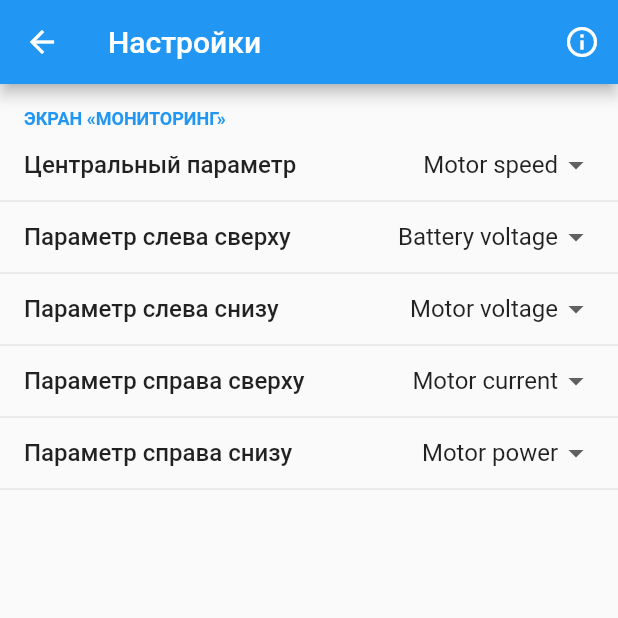
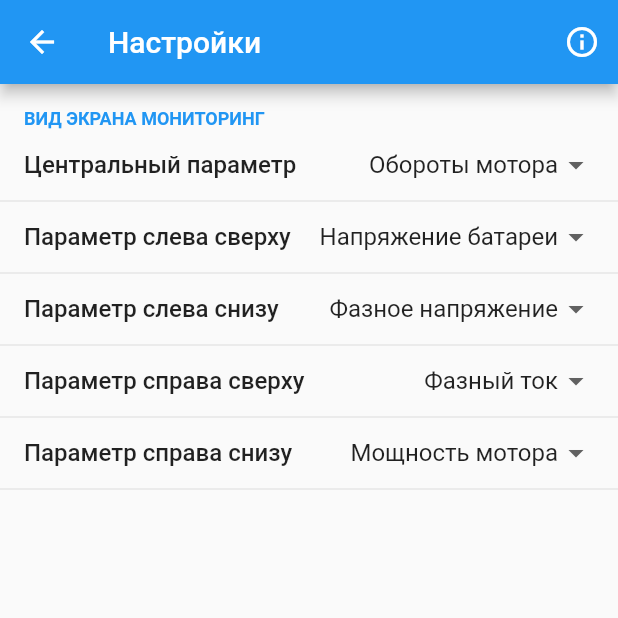
Before and after one commit to AleshaFeka/flutter_controller, a Flutter app: the screen it shows after launch, after a tap on the "settings" icon, on a phone screen of 412 x 824 dp, the top half of it. Run offline on Flutter 3.47's test engine with Material 2 defaults, Android fonts, the phone set to English and light mode, and no system bars; drawn by our look-alikes of flutter_settings_screens; our stand-ins replace flutter_bluetooth_serial, google_fonts, package_info; statements that could not run were skipped.

Commit message:
MonitorTabBloc added. MonitorSettings added.

```diff
--- /dev/null
+++ b/lib/bloc/MonitorTabBloc.dart
@@ -0,0 +1,55 @@
+import 'dart:async';
+import 'dart:typed_data';
+
+import 'package:flutter_controller/core/LiveData.dart';
+import 'package:flutter_controller/model/MonitorSettings.dart';
+
+enum MonitorTabCommand { READ }
+
+class MonitorTabBloc {
+  static final rawBytesStub = <int>[
+//      0, 0, //screenNum, cmd
+    113, 29, // [0] udc 0x1D71 Little-endian = 75,37
+    8, 0, // [1] Uz 0x0008 Little-endian = 8.00
+    0, 0, // [2] Iamp 0x0000 Little-endian = 0
+    10, 0, // [3] Speed 0x0000 Little-endian = 0
+    0, 0, // [4] Pel 0x0000 Little-endian = 0
+    7, 0, // [5] Tfet 0x0007 Little-endian = 7
+    167, 2, // [6] Active_Flux 0x02A7 Little-endian = 0,0679
+    143, 10, // [7] Brake 0x0A8F Little-endian = 2,703
+    254, 201, // [8] Teta_shift 0x0000 Little-endian = 0
+    0, 0, // [9] Tmot 0x0000 Little-endian = 0
+    7, 0, // [10] Hall_cnt 0x0007 Little-endian = 7
+    6, 3, // [11] Trottle_Act 0x0306 Little-endian = 0,774
+    3, 128, // [12] statuc_word 0x8003 Little-endian
+    0, 0, // [13] alg_mode 0x0000
+//      114, 2 // crc
+  ];
+  LiveData liveDataStub = LiveData.fromBytes(Uint8List.fromList(rawBytesStub));
+
+  MonitorTabSettingsData _settings;
+
+  StreamController<MonitorTabSettingsData> _monitorSettingsStreamController = StreamController<MonitorTabSettingsData>.broadcast();
+  Stream<MonitorTabSettingsData> get monitorSettingsStream => _monitorSettingsStreamController.stream;
+
+  StreamController<MonitorTabCommand> _monitorSettingsCommandStreamController = StreamController<MonitorTabCommand>.broadcast();
+  StreamSink<MonitorTabCommand> get monitorSettingsCommandStream => _monitorSettingsCommandStreamController.sink;
+
+  MonitorTabBloc() {
+    _monitorSettingsCommandStreamController.stream.listen(_handleCommand);
+  }
+
+  void _handleCommand(MonitorTabCommand command) {
+    switch (command) {
+      case MonitorTabCommand.READ :
+      _settings = MonitorTabSettingsData.build(liveDataStub, MonitorTabSettings.load());
+      _monitorSettingsStreamController.sink.add(_settings);
+      break;
+    }
+  }
+
+  void dispose() {
+    _monitorSettingsStreamController.close();
+    _monitorSettingsCommandStreamController.close();
+  }
+}
--- a/lib/bloc/MotorTabBloc.dart
+++ b/lib/bloc/MotorTabBloc.dart
@@ -2,14 +2,17 @@ import 'dart:async';
 
 import 'package:flutter_controller/interactor/BluetoothInteractor.dart';
 import 'package:flutter_controller/model/MotorSettings.dart';
+import 'package:flutter_controller/model/Parameter.dart';
 
 enum MotorSettingsCommand { READ, WRITE, SAVE }
 
+/*
 class MotorParameter {
   String name;
   String value;
   MotorParameter(this.name, this. value);
 }
+*/
 
 class MotorTabBloc {
   MotorSettings _motorSettings;
@@ -21,16 +24,16 @@ class MotorTabBloc {
   StreamController<MotorSettingsCommand> _motorSettingsCommandStreamController = StreamController<MotorSettingsCommand>.broadcast();
   StreamSink<MotorSettingsCommand> get motorSettingsCommandStream => _motorSettingsCommandStreamController.sink;
 
-  StreamController<MotorParameter> _motorSettingsDataStreamController
-    = StreamController<MotorParameter>.broadcast(sync: true); //Sync to avoid async between changing parameters and writing to controller
-  StreamSink<MotorParameter> get motorSettingsDataStream => _motorSettingsDataStreamController.sink;
+  StreamController<Parameter> _motorSettingsDataStreamController
+    = StreamController<Parameter>.broadcast(sync: true); //Sync to avoid async between changing parameters and writing to controller
+  StreamSink<Parameter> get motorSettingsDataStream => _motorSettingsDataStreamController.sink;
 
   MotorTabBloc(this._bluetoothInteractor) {
     _motorSettingsCommandStreamController.stream.listen(_handleCommand);
     _motorSettingsDataStreamController.stream.listen(_handleSettingsData);
   }
 
-  void _handleSettingsData(MotorParameter motorParameter) {
+  void _handleSettingsData(Parameter motorParameter) {
     switch (motorParameter.name) {
       case "motorPolePairs" :
         _motorSettings.motorPolePairs = int.parse(motorParameter.value);
--- a/lib/core/LiveData.dart
+++ b/lib/core/LiveData.dart
@@ -17,6 +17,7 @@ import 'dart:typed_data';
 //  float Trottle_Act;// RAW voltage of Gas Lever
 //} Live_st;
 
+/*
 final ParamNames = <int, String>{
   1: 'Battery voltage',
   2: 'Motor voltage',
@@ -33,6 +34,7 @@ final ParamNames = <int, String>{
   13: 'Halls position',
   14: 'Throttle voltage',
 };
+*/
 
 class LiveData {
   final double udc; // Actual DC voltage (V)
--- a/lib/di/Provider.dart
+++ b/lib/di/Provider.dart
@@ -1,6 +1,7 @@
 import 'dart:convert';
 
 import 'package:flutter/material.dart';
+import 'package:flutter_controller/bloc/MonitorTabBloc.dart';
 import 'package:flutter_controller/bloc/MotorTabBloc.dart';
 import 'package:flutter_controller/interactor/BluetoothInteractor.dart';
 import 'package:flutter_controller/interactor/ResourceInteractor.dart';
@@ -13,11 +14,13 @@ class Provider extends InheritedWidget {
   BluetoothInteractor bluetoothInteractor;
   ResourceInteractor resourceInteractor;
   MotorTabBloc motorTabBloc;
+  MonitorTabBloc monitorTabBloc;
 
   Map get localizedStrings => resourceInteractor.localizedStrings;
 
   Provider(this.resourceInteractor, this.bluetoothInteractor, {Key key, Widget child})
       : super(key: key, child: child) {
+    monitorTabBloc = MonitorTabBloc();
     motorTabBloc = MotorTabBloc(bluetoothInteractor);
   }
 
--- /dev/null
+++ b/lib/model/MonitorSettings.dart
@@ -0,0 +1,41 @@
+import 'package:flutter_controller/core/LiveData.dart';
+import 'package:flutter_controller/model/Parameter.dart';
+import 'package:flutter_settings_screens/flutter_settings_screens.dart';
+
+class MonitorTabSettings {
+  static const centerTopParameter = "centerTopParameter";
+  static const leftTopParameter = "leftTopParameter";
+  static const leftBottomParameter = "leftBottomParameter";
+  static const rightTopParameter = "rightTopParameter";
+  static const rightBottomParameter = "rightBottomParameter";
+
+  int centerParam;
+  int leftTop;
+  int leftBottom;
+  int rightTop;
+  int rightBottom;
+
+  MonitorTabSettings.load() {
+    this.centerParam = Settings.getValue<int>(centerTopParameter, 1);
+    this.leftTop = Settings.getValue<int>(leftTopParameter, 2);
+    this.leftBottom = Settings.getValue<int>(leftBottomParameter, 3);
+    this.rightTop = Settings.getValue<int>(rightTopParameter, 4);
+    this.rightBottom = Settings.getValue<int>(rightBottomParameter, 5);
+  }
+}
+
+class MonitorTabSettingsData {
+  String centerParam;
+  String leftTop;
+  String leftBottom;
+  String rightTop;
+  String rightBottom;
+
+  MonitorTabSettingsData.build(LiveData liveData, MonitorTabSettings values) {
+    centerParam = liveData.getParameter(values.centerParam);
+    leftTop = liveData.getParameter(values.leftTop);
+    leftBottom = liveData.getParameter(values.leftBottom);
+    rightTop = liveData.getParameter(values.rightTop);
+    rightBottom = liveData.getParameter(values.rightBottom);
+  }
+}
--- /dev/null
+++ b/lib/model/Parameter.dart
@@ -0,0 +1,5 @@
+class Parameter {
+  String name;
+  String value;
+  Parameter(this.name, this. value);
+}
--- a/lib/screen/MainPage.dart
+++ b/lib/screen/MainPage.dart
@@ -2,6 +2,7 @@ import 'dart:convert';
 
 import 'package:flutter/material.dart';
 import 'package:flutter_controller/di/Provider.dart';
+import 'package:flutter_controller/screen/ConnectPage.dart';
 import 'package:flutter_controller/screen/TabsPage.dart';
 
 class MainPage extends StatefulWidget {
@@ -19,5 +20,6 @@ class _MainPage extends State<MainPage> {
   @override
   void dispose() {
     Provider.of(context).motorTabBloc.dispose();
+    Provider.of(context).monitorTabBloc.dispose();
   }
 }
--- a/lib/screen/SettingsPage.dart
+++ b/lib/screen/SettingsPage.dart
@@ -1,8 +1,7 @@
 import 'package:flutter/material.dart';
 import 'package:flutter_controller/di/Provider.dart';
+import 'package:flutter_controller/model/MonitorSettings.dart';
 import 'package:flutter_settings_screens/flutter_settings_screens.dart';
-
-import '../core/LiveData.dart';
 
 class SettingsPage extends StatefulWidget {
   const SettingsPage();
@@ -18,13 +17,18 @@ class _SettingsPage extends State<SettingsPage> {
   static const _leftBottomParameter = "leftBottomParameter";
   static const _rightTopParameter = "rightTopParameter";
   static const _rightBottomParameter = "rightBottomParameter";
+  static const _monitorScreenView = "monitorScreenView";
+  static const _monitorSettingsParameters = "monitorSettingsParameters";
 
   Map _localizedStrings;
+  Map<int, String> _paramNames;
 
   @override
   void didChangeDependencies() {
     super.didChangeDependencies();
     _localizedStrings = Provider.of(context).localizedStrings;
+    _paramNames = (_localizedStrings[_monitorSettingsParameters] as Map)
+        .map((key, value) => MapEntry(int.parse(key), value));
   }
 
   @override
@@ -43,51 +47,38 @@ class _SettingsPage extends State<SettingsPage> {
         ),
         body: ListView(
           children: <Widget>[
-            SettingsGroup(title: "Экран «Мониторинг»", children: <Widget>[
+            SettingsGroup(
+                title: _localizedStrings[_monitorScreenView],
+                children: <Widget>[
                   DropDownSettingsTile<int>(
                     title: _localizedStrings[_centerParameter],
-                settingKey: 'setting-monitor-param1',
-                values: ParamNames,
+                    settingKey: MonitorTabSettings.centerTopParameter,
+                    values: _paramNames,
                     selected: 4,
-                onChange: (value) {
-                  debugPrint('setting-monitor-param1: $value');
-                },
                   ),
                   DropDownSettingsTile<int>(
                     title: _localizedStrings[_leftTopParameter],
-                settingKey: 'setting-monitor-param2',
-                values: ParamNames,
+                    settingKey: MonitorTabSettings.leftTopParameter,
+                    values: _paramNames,
                     selected: 1,
-                onChange: (value) {
-                  debugPrint('setting-monitor-param2: $value');
-                },
                   ),
                   DropDownSettingsTile<int>(
                     title: _localizedStrings[_leftBottomParameter],
-                settingKey: 'setting-monitor-param3',
-                values: ParamNames,
+                    settingKey: MonitorTabSettings.leftBottomParameter,
+                    values: _paramNames,
                     selected: 2,
-                onChange: (value) {
-                  debugPrint('setting-monitor-param3: $value');
-                },
                   ),
                   DropDownSettingsTile<int>(
                     title: _localizedStrings[_rightTopParameter],
-                settingKey: 'setting-monitor-param4',
-                values: ParamNames,
+                    settingKey: MonitorTabSettings.rightTopParameter,
+                    values: _paramNames,
                     selected: 3,
-                onChange: (value) {
-                  debugPrint('setting-monitor-param4: $value');
-                },
                   ),
                   DropDownSettingsTile<int>(
                     title: _localizedStrings[_rightBottomParameter],
-                settingKey: 'setting-monitor-param5',
-                values: ParamNames,
+                    settingKey: MonitorTabSettings.rightBottomParameter,
+                    values: _paramNames,
                     selected: 5,
-                onChange: (value) {
-                  debugPrint('setting-monitor-param5: $value');
-                },
                   ),
                 ]),
           ],
--- a/lib/screen/TabsPage.dart
+++ b/lib/screen/TabsPage.dart
@@ -3,15 +3,25 @@ import 'package:flutter/gestures.dart';
 import 'package:flutter/material.dart';
 import 'package:flutter_bluetooth_serial/flutter_bluetooth_serial.dart';
 import 'package:flutter_controller/di/Provider.dart';
+import 'package:flutter_controller/model/MonitorSettings.dart';
 import 'package:flutter_controller/widget/tab/MonitorTab.dart';
 import 'package:flutter_controller/widget/tab/MotorTab.dart';
-import 'package:flutter_settings_screens/flutter_settings_screens.dart';
 import 'package:url_launcher/url_launcher.dart';
 
 import 'SettingsPage.dart';
 import '../common.dart';
 import '../core/Packet.dart';
 
+class TabsPage extends StatefulWidget {
+  final BluetoothDevice server;
+
+  const TabsPage({this.server});
+
+  @override
+  _TabsPage createState() => new _TabsPage();
+}
+
+class _TabsPage extends State<TabsPage> {
   final tabIcons = <int, IconData>{
     1: Icons.computer,
     2: Icons.adjust,
@@ -23,18 +33,8 @@ final tabIcons = <int, IconData>{
     8: Icons.short_text,
   };
 
-class TabsPage extends StatefulWidget {
-  final BluetoothDevice server;
-
-  const TabsPage({this.server});
-
-  @override
-  _TabsPage createState() => new _TabsPage();
-}
-
-class _TabsPage extends State<TabsPage> {
   Map<int, String> tabNames;
-  Map _localizedStrings;
+  Map<String, dynamic> _localizedStrings;
 
   BluetoothConnection connection;
   bool isConnecting = true;
@@ -49,13 +49,14 @@ class _TabsPage extends State<TabsPage> {
   int byteCnt = 0; // received bytes counter
   Uint8List inBuffer = Uint8List(0);
 
-  AppSettings settings = AppSettings.load();
+//  MonitorSettings settings = MonitorSettings.load();
 
   @override
   void didChangeDependencies() {
     super.didChangeDependencies();
     _localizedStrings = Provider.of(context).localizedStrings;
-    tabNames = (_localizedStrings['tabNames'] as Map).map((key, value) => MapEntry(int.parse(key), value.toString()));
+    tabNames = (_localizedStrings['tabNames'] as Map)
+        .map((key, value) => MapEntry(int.parse(key), value.toString()));
     print(tabNames);
   }
 
@@ -98,18 +99,6 @@ class _TabsPage extends State<TabsPage> {
       print('Cannot connect, exception occured');
       print(error);
     });
-  }
-
-  @override
-  void dispose() {
-    // Avoid memory leak (`setState` after dispose) and disconnect
-    if (isConnected) {
-      isDisconnecting = true;
-      connection.dispose();
-      connection = null;
-    }
-
-    super.dispose();
   }
 
   void _onDataReceived(Uint8List data) {
@@ -165,24 +154,53 @@ class _TabsPage extends State<TabsPage> {
 
   @override
   Widget build(BuildContext context) {
-    final handleSettingsTap = () async {
-      await Navigator.of(context).push(
-          MaterialPageRoute(builder: (BuildContext context) => SettingsPage()));
-      setState(() {
-        settings = AppSettings.load();
-      });
-    };
-
-    const TextStyle linkStyle = const TextStyle(
-      color: Colors.blue,
-      decoration: TextDecoration.underline,
-    );
-
     return Scaffold(
       appBar: AppBar(
         leading: PopupMenuButton<int>(
-          onSelected: _select,
+          onSelected: _handleTabSelectClick,
           itemBuilder: (BuildContext context) {
+            return _buildMenuItems();
+          },
+        ),
+        title: Text(tabNames[_selectedChoice]),
+        actions: <Widget>[
+          // action button
+          IconButton(
+            icon: Icon(Icons.info_outline),
+            onPressed: () {
+              _handleInfoClick(context);
+            },
+          ),
+          // action button
+          IconButton(
+            icon: Icon(Icons.settings),
+            onPressed: _handleSettingsClick,
+          ),
+        ],
+      ),
+      body: Container(
+        child: (int num) {
+          switch (num) {
+            case 1:
+              return MonitorTab();
+            case 2:
+              return MotorTab();
+//            case 3: return DriveTab();
+//            case 4: return AnalogTab();
+//            case 5: return RegsTab();
+//            case 6: return SensorLessTab();
+//            case 7: return IdentTab();
+//            case 8: return LogsTab();
+            default:
+              return Container();
+          }
+        }
+        (_selectedChoice),
+      ),
+    );
+  }
+
+  List<PopupMenuItem<int>> _buildMenuItems() {
     return tabNames.keys.map((int num) {
       return PopupMenuItem<int>(
         value: num,
@@ -197,14 +215,14 @@ class _TabsPage extends State<TabsPage> {
         ),
       );
     }).toList();
-          },
-        ),
-        title: Text(tabNames[_selectedChoice]),
-        actions: <Widget>[
-          // action button
-          IconButton(
-            icon: Icon(Icons.info_outline),
-            onPressed: () {
+  }
+
+  void _handleInfoClick(BuildContext context) {
+    const TextStyle linkStyle = const TextStyle(
+      color: Colors.blue,
+      decoration: TextDecoration.underline,
+    );
+
     showAboutDialog(
         context: context,
         applicationIcon: Icon(
@@ -238,52 +256,32 @@ class _TabsPage extends State<TabsPage> {
           const Text("Прошивка контроллера: 0.1"),
           const Text("Макс. фазный ток: 350А"),
         ]);
-            },
-          ),
-          // action button
-          IconButton(
-            icon: Icon(Icons.settings),
-            onPressed: handleSettingsTap,
-          ),
-        ],
-      ),
-      body: Container(
-        child: (int num) {
-          switch (num) {
-            case 1:
-              return MonitorTab(settings);
-            case 2:
-              return MotorTab();
-//            case 3: return DriveTab();
-//            case 4: return AnalogTab();
-//            case 5: return RegsTab();
-//            case 6: return SensorLessTab();
-//            case 7: return IdentTab();
-//            case 8: return LogsTab();
-            default:
-              return Container();
-          }
-        }(_selectedChoice),
-      ),
-    );
   }
 
-  void _select(int choice) {
+  void _handleSettingsClick() async {
+    await Navigator.of(context).push(
+      MaterialPageRoute(builder: (BuildContext context) => SettingsPage()));
+    setState(() {
+//      settings = MonitorSettings.load();
+    });
+  }
+
+  void _handleTabSelectClick(int choice) {
     // Causes the app to rebuild with the new _selectedChoice.
     setState(() {
       _selectedChoice = choice;
     });
   }
+
+  @override
+  void dispose() {
+    // Avoid memory leak (`setState` after dispose) and disconnect
+    if (isConnected) {
+      isDisconnecting = true;
+      connection.dispose();
+      connection = null;
     }
 
-class AppSettings {
-  int param1, param2, param3, param4, param5;
-
-  AppSettings.load() {
-    this.param1 = Settings.getValue<int>('setting-monitor-param1', 1);
-    this.param2 = Settings.getValue<int>('setting-monitor-param2', 2);
-    this.param3 = Settings.getValue<int>('setting-monitor-param3', 3);
-    this.param4 = Settings.getValue<int>('setting-monitor-param4', 4);
-    this.param5 = Settings.getValue<int>('setting-monitor-param5', 5);
+    super.dispose();
   }
 }
--- a/lib/widget/tab/MonitorTab.dart
+++ b/lib/widget/tab/MonitorTab.dart
@@ -1,94 +1,94 @@
 import 'dart:typed_data';
 
 import 'package:flutter/material.dart';
-import 'package:flutter_controller/screen/TabsPage.dart';
+import 'package:flutter_controller/bloc/MonitorTabBloc.dart';
+import 'package:flutter_controller/di/Provider.dart';
+import 'package:flutter_controller/model/MonitorSettings.dart';
 import 'package:flutter_controller/core/LiveData.dart';
 import 'package:flutter_settings_screens/flutter_settings_screens.dart';
 import 'package:google_fonts/google_fonts.dart';
 
 class MonitorTab extends StatefulWidget {
-  final AppSettings settings;
-  const MonitorTab([this.settings]);
-
   @override
   _MonitorTab createState() => new _MonitorTab();
 }
 
 class _MonitorTab extends State<MonitorTab> {
-  static final rawBytes = <int>[
-//      0, 0, //screenNum, cmd
-    113, 29, // [0] udc 0x1D71 Little-endian = 75,37
-    8, 0, // [1] Uz 0x0008 Little-endian = 8.00
-    0, 0, // [2] Iamp 0x0000 Little-endian = 0
-    10, 0, // [3] Speed 0x0000 Little-endian = 0
-    0, 0, // [4] Pel 0x0000 Little-endian = 0
-    7, 0, // [5] Tfet 0x0007 Little-endian = 7
-    167, 2, // [6] Active_Flux 0x02A7 Little-endian = 0,0679
-    143, 10, // [7] Brake 0x0A8F Little-endian = 2,703
-    254, 201, // [8] Teta_shift 0x0000 Little-endian = 0
-    0, 0, // [9] Tmot 0x0000 Little-endian = 0
-    7, 0, // [10] Hall_cnt 0x0007 Little-endian = 7
-    6, 3, // [11] Trottle_Act 0x0306 Little-endian = 0,774
-    3, 128, // [12] statuc_word 0x8003 Little-endian
-    0, 0, // [13] alg_mode 0x0000
-//      114, 2 // crc
-  ];
-  LiveData liveData = LiveData.fromBytes(Uint8List.fromList(rawBytes));
+  static const _error = "error";
+  static const _online = "online";
+  static const _mode = "mode";
+
+  MonitorTabBloc _monitorTabBloc;
+  Map _localizedStrings;
 
   @override
-  void initState() {
-    super.initState();
-  }
-
-  @override
-  void dispose() {
-    super.dispose();
+  void didChangeDependencies() {
+    super.didChangeDependencies();
+    _localizedStrings = Provider.of(context).localizedStrings;
+    _monitorTabBloc = Provider.of(context).monitorTabBloc;
   }
 
   @override
   Widget build(BuildContext context) {
+    _monitorTabBloc.monitorSettingsCommandStream.add(MonitorTabCommand.READ);
+
     final large = GoogleFonts.oswald(textStyle: TextStyle(fontSize: 80));
     final small = GoogleFonts.oswald(textStyle: TextStyle(fontSize: 28));
 
-    final param1 = this.liveData.getParameter(Settings.getValue<int>('setting-monitor-param1', 1));
-    final param2 = this.liveData.getParameter(Settings.getValue<int>('setting-monitor-param2', 2));
-    final param3 = this.liveData.getParameter(Settings.getValue<int>('setting-monitor-param3', 3));
-    final param4 = this.liveData.getParameter(Settings.getValue<int>('setting-monitor-param4', 4));
-    final param5 = this.liveData.getParameter(Settings.getValue<int>('setting-monitor-param5', 5));
-
+    return StreamBuilder<MonitorTabSettingsData>(
+        stream: _monitorTabBloc.monitorSettingsStream,
+        builder: (context, snapshot) {
+          if (!snapshot.hasData) {
+            return Center(child: CircularProgressIndicator());
+          }
           return Container(
             padding: EdgeInsets.all(12),
             child: Column(
               mainAxisAlignment: MainAxisAlignment.spaceAround,
               children: <Widget>[
-//          Row(
-//            mainAxisAlignment: MainAxisAlignment.spaceEvenly,
-//            children: <Widget>[
-              Text(param1, textAlign: TextAlign.center, style: large),
-//        ],
-//          ),
-          Row(mainAxisAlignment: MainAxisAlignment.spaceAround, children: <Widget>[
+                Text(snapshot.data.centerParam,
+                    textAlign: TextAlign.center, style: large),
+                Row(
+                    mainAxisAlignment: MainAxisAlignment.spaceAround,
+                    children: <Widget>[
                       Expanded(
                           child: Column(children: <Widget>[
-              Text(param2, style: small),
+                        Text(snapshot.data.leftTop,
+                            style: small),
                         Divider(),
-              Text(param3, style: small),
+                        Text(snapshot.data.leftBottom,
+                            style: small),
                       ])),
                       Expanded(
                           child: Column(children: <Widget>[
-              Container(padding: EdgeInsets.all(4), color: Colors.green, child: Text('Ошибка', style: small)),
-              Container(padding: EdgeInsets.all(4), color: Colors.green, child: Text('Работа', style: small)),
-              Container(padding: EdgeInsets.all(4), color: Colors.green, child: Text('Режим', style: small)),
+                        Container(
+                            padding: EdgeInsets.all(4),
+                            color: Colors.green,
+                            child:
+                                Text(_localizedStrings[_error], style: small)),
+                        Container(
+                            padding: EdgeInsets.all(4),
+                            color: Colors.green,
+                            child:
+                                Text(_localizedStrings[_online], style: small)),
+                        Container(
+                            padding: EdgeInsets.all(4),
+                            color: Colors.green,
+                            child:
+                                Text(_localizedStrings[_mode], style: small)),
                       ])),
                       Expanded(
                           child: Column(children: <Widget>[
-              Text(param4, textAlign: TextAlign.center, style: small),
+                        Text(snapshot.data.rightTop,
+                            textAlign: TextAlign.center, style: small),
                         Divider(),
-              Text(param5, style: small),
+                        Text(snapshot.data.rightBottom,
+                            style: small),
                       ])),
                     ]),
               ],
             ),
           );
+        });
   }
 }
--- a/lib/widget/tab/MotorTab.dart
+++ b/lib/widget/tab/MotorTab.dart
@@ -5,6 +5,7 @@ import 'package:flutter/material.dart';
 import 'package:flutter_controller/bloc/MotorTabBloc.dart';
 import 'package:flutter_controller/di/Provider.dart';
 import 'package:flutter_controller/model/MotorSettings.dart';
+import 'package:flutter_controller/model/Parameter.dart';
 
 class MotorTab extends StatefulWidget {
   @override
@@ -132,7 +133,7 @@ class _MotorTabState extends State<MotorTab> {
                     validator: validator,
                     onSaved: (value) {
                       _motorTabBloc.motorSettingsDataStream
-                          .add(MotorParameter(variableName, value));
+                          .add(Parameter(variableName, value));
                     },
                     controller: TextEditingController()..text = value,
                     keyboardType: TextInputType.number,
```
Also changed, not shown: assets/strings/ru.json (+22 -12 lines). Lines whose indentation alone changed are shown as unchanged.
